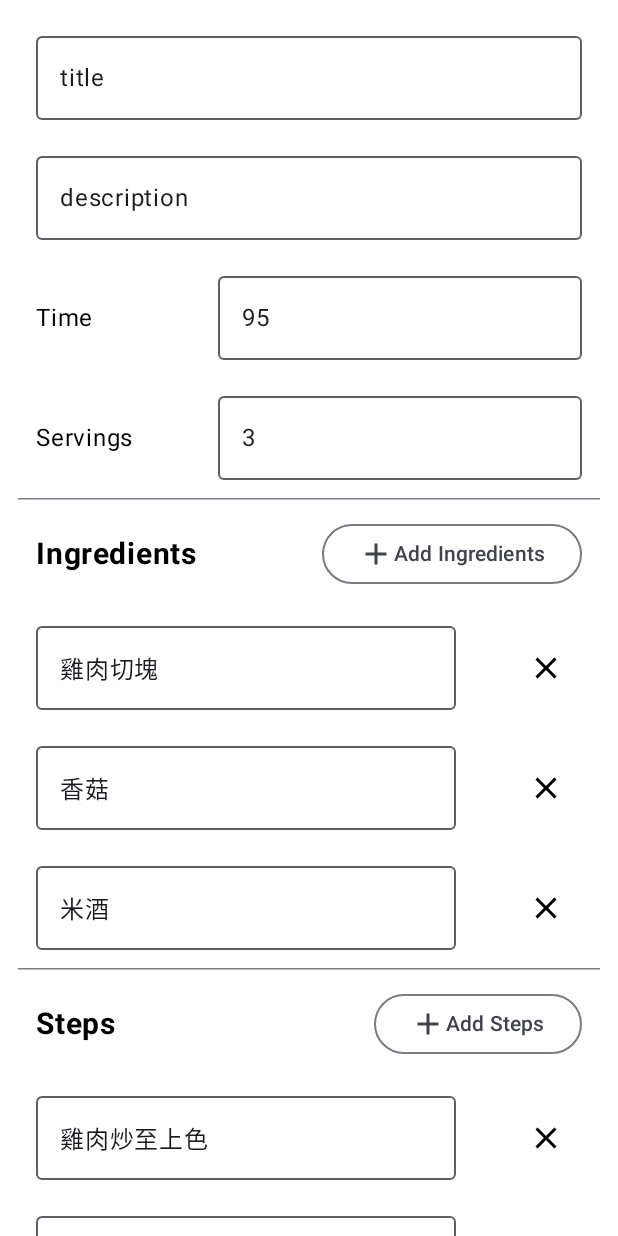
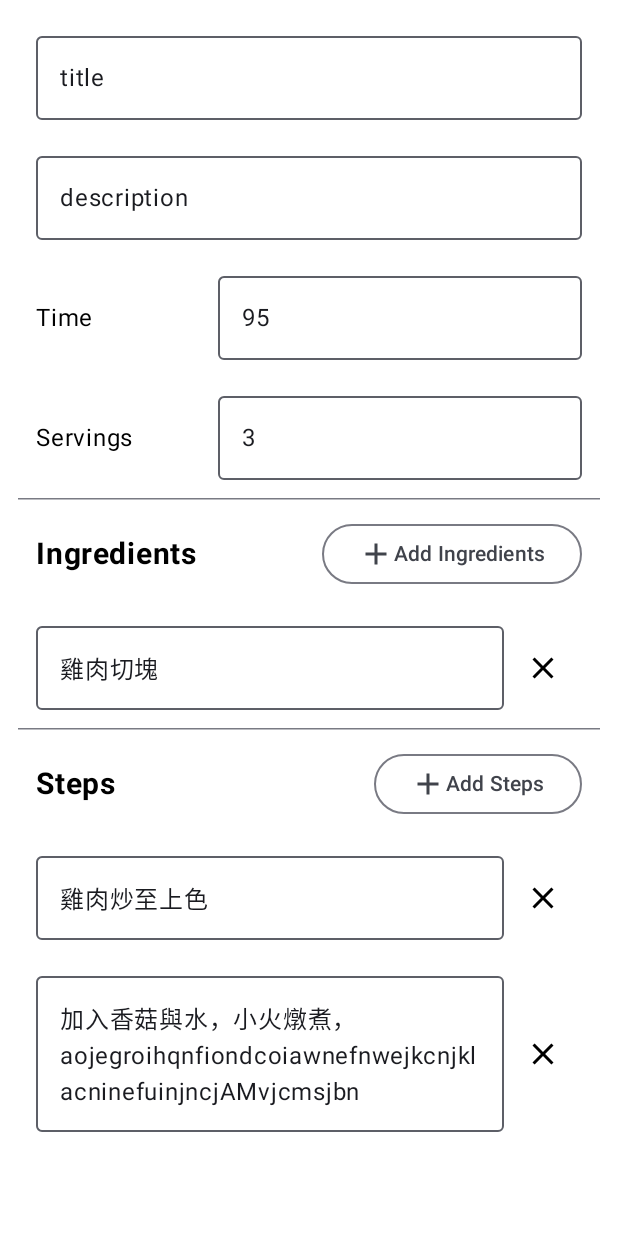
Before and after one commit to LinaXue/RecipeList, an Android app built with Jetpack Compose: the @Preview function TestPreview, on a phone screen of 412 x 824 dp. Run offline under Robolectric (Android 15) with nearby library versions, the phone set to English and light mode, and no system bars.

Commit message:
feat: ViewModel 資料處理邏輯更動
將 ingredients, step data 顯示在 Insrt, Details, Edit Screen 上

調整項目:
1. fun stringToList 修正最後一個空元素
2. fun validateIngredients, validateSteps 修正切割字串 pattern
3. 把註解掉的 recipeRepository.update 加回來
4. RecipeDetails button edit 加在 TopAppBar 中
5. 刪除無效註解、Log、Import file

```diff
--- a/app/src/main/java/com/demo/recipelist/ui/screen/RecipeDetailsViewModel.kt
+++ b/app/src/main/java/com/demo/recipelist/ui/screen/RecipeDetailsViewModel.kt
@@ -1,7 +1,5 @@
 package com.demo.recipelist.ui.screen
 
-import androidx.compose.runtime.mutableStateListOf
-import androidx.compose.runtime.snapshots.SnapshotStateList
 import androidx.lifecycle.SavedStateHandle
 import androidx.lifecycle.ViewModel
 import androidx.lifecycle.viewModelScope
@@ -40,6 +38,8 @@ class RecipeDetailsViewModel(
     }
 
     fun stringToList(items: String, pattern: String = "/nexTNext/"): List<String> {
-        return items.split(regex = pattern.toPattern())
+        val newList = items.split(regex = pattern.toPattern()).toMutableList()
+        newList.removeAt(newList.size - 1)
+        return newList
     }
 }
--- a/app/src/main/java/com/demo/recipelist/ui/screen/RecipeInsertScreen.kt
+++ b/app/src/main/java/com/demo/recipelist/ui/screen/RecipeInsertScreen.kt
@@ -1,31 +1,21 @@
 package com.demo.recipelist.ui.screen
 
 import androidx.compose.foundation.layout.Arrangement
-import androidx.compose.foundation.layout.Column
-import androidx.compose.foundation.layout.IntrinsicSize
 import androidx.lifecycle.viewmodel.compose.viewModel
 import androidx.compose.foundation.layout.PaddingValues
 import androidx.compose.foundation.layout.Row
-import androidx.compose.foundation.layout.Spacer
 import androidx.compose.foundation.layout.fillMaxSize
 import androidx.compose.foundation.layout.fillMaxWidth
-import androidx.compose.foundation.layout.height
 import androidx.compose.foundation.layout.padding
-import androidx.compose.foundation.layout.width
 import androidx.compose.foundation.lazy.LazyColumn
 import androidx.compose.foundation.lazy.itemsIndexed
 import androidx.compose.foundation.text.KeyboardOptions
 import androidx.compose.material.icons.Icons
-import androidx.compose.material.icons.filled.Add
 import androidx.compose.material.icons.filled.Clear
-import androidx.compose.material.icons.filled.Done
 import androidx.compose.material.icons.outlined.Add
-import androidx.compose.material3.Button
-import androidx.compose.material3.FloatingActionButton
 import androidx.compose.material3.HorizontalDivider
 import androidx.compose.material3.Icon
 import androidx.compose.material3.IconButton
-import androidx.compose.material3.MaterialTheme
 import androidx.compose.material3.OutlinedButton
 import androidx.compose.material3.OutlinedTextField
 import androidx.compose.material3.Scaffold
@@ -40,7 +30,6 @@ import androidx.compose.ui.Modifier
 import androidx.compose.ui.res.stringResource
 import androidx.compose.ui.text.font.FontWeight
 import androidx.compose.ui.text.input.KeyboardType
-import androidx.compose.ui.text.style.TextAlign
 import androidx.compose.ui.tooling.preview.Preview
 import androidx.compose.ui.unit.dp
 import androidx.compose.ui.unit.sp
@@ -151,6 +140,7 @@ fun RecipeInsertBody(
                 value = item,
                 onValueChange = { onStepValueChange(index, it) },
                 onButtonClick = { onStepRemove(item) },
+                singleLine = false,
                 modifier = modifier.fillMaxWidth()
             )
         }
@@ -253,12 +243,13 @@ fun DraggableListRow(
     value: String,
     onValueChange: (String) -> Unit,
     onButtonClick: () -> Unit,
+    singleLine: Boolean = true,
     modifier: Modifier = Modifier
 ) {
     Row(
         horizontalArrangement = Arrangement.SpaceBetween,
         verticalAlignment = Alignment.CenterVertically,
-        modifier = modifier.padding(12.dp)
+        modifier = modifier.padding(12.dp).fillMaxWidth()
     ) {
         OutlinedTextField(
             placeholder = { Text(text = label) },
@@ -268,9 +259,12 @@ fun DraggableListRow(
                 // onValueChange(recipeDetails.copy(title = it))
             },
             keyboardOptions = KeyboardOptions(keyboardType = KeyboardType.Text),
-            singleLine = true
+            singleLine = singleLine,
+            modifier = modifier.weight(6f)
         )
-        IconButton(onClick = onButtonClick) {
+        IconButton(
+            onClick = onButtonClick,
+            modifier = modifier.weight(1f)) {
             Icon(Icons.Default.Clear, contentDescription = null)
         }
     }
@@ -280,8 +274,8 @@ fun DraggableListRow(
 @Composable
 fun TestPreview() {
     RecipeListTheme {
-        val ingre = remember { mutableStateListOf("雞肉切塊", "香菇", "米酒") }
-        val steps = remember { mutableStateListOf("雞肉炒至上色", "加入香菇與水，小火燉煮") }
+        val ingre = remember { mutableStateListOf("雞肉切塊") }
+        val steps = remember { mutableStateListOf("雞肉炒至上色", "加入香菇與水，小火燉煮，aojegroihqnfiondcoiawnefnwejkcnjklacninefuinjncjAMvjcmsjbn") }
         RecipeInsertBody(
             recipeUiState = RecipeUiState(
                 recipeDetails = RecipeDetails(
--- a/app/src/main/java/com/demo/recipelist/ui/screen/TestScreen.kt
+++ /dev/null
@@ -1 +0,0 @@
-package com.demo.recipelist.ui.screen
```
Also changed, not shown: app/src/main/java/com/demo/recipelist/RecipeListApp.kt (+13 -4 lines), app/src/main/java/com/demo/recipelist/ui/screen/RecipeDetailsScreen.kt (+42 -91 lines), app/src/main/java/com/demo/recipelist/ui/screen/RecipeEditScreen.kt (+4 -3 lines), app/src/main/java/com/demo/recipelist/ui/screen/RecipeEditViewModel.kt (+16 -15 lines), app/src/main/java/com/demo/recipelist/ui/screen/RecipeInsertViewModel.kt (+4 -16 lines).
